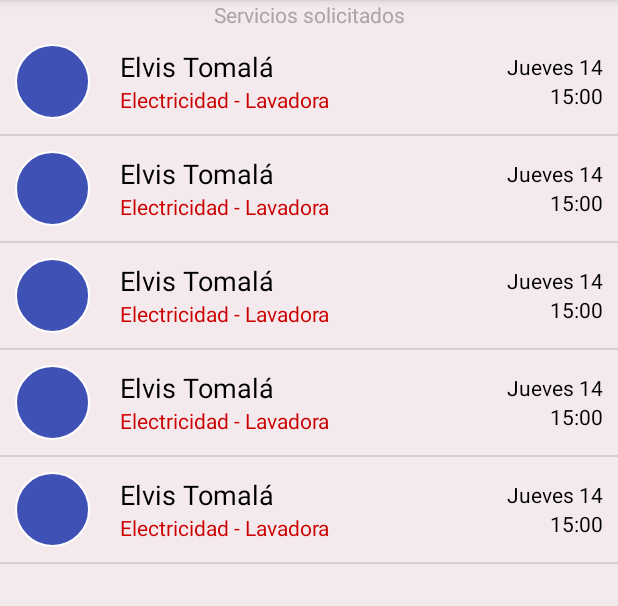
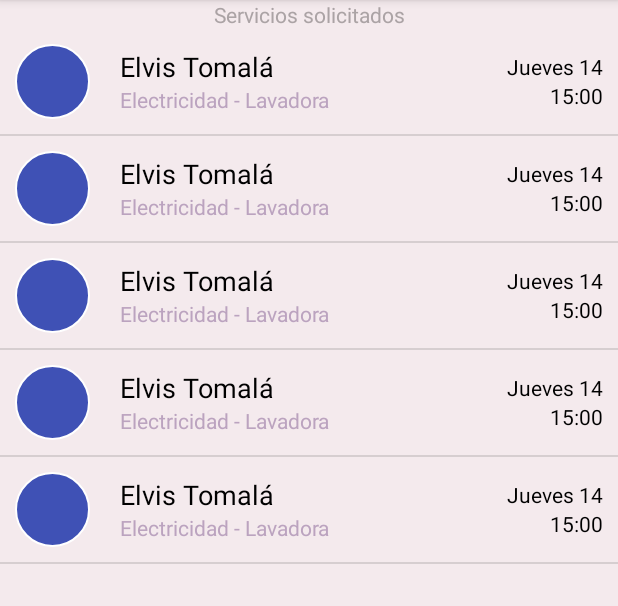
Before and after one commit to Cojedam82/easyfixec-easyfix_movilIOS, an Android app: the fragment AgendaFragment shown on its own in the app's theme, on a phone screen of 412 x 824 dp, the part 84-690 px from its top. Run offline under Robolectric (Android 15) with nearby library versions, the phone set to English and light mode, and no system bars.

Commit message:
agenda colores random

```diff
--- a/app/src/main/java/com/easyfixapp/easyfix/fragments/AgendaFragment.java
+++ b/app/src/main/java/com/easyfixapp/easyfix/fragments/AgendaFragment.java
@@ -2,6 +2,7 @@ package com.easyfixapp.easyfix.fragments;
 
 
 import android.content.Context;
+import android.graphics.Color;
 import android.os.Bundle;
 import android.support.annotation.LayoutRes;
 import android.support.annotation.NonNull;
@@ -21,6 +22,7 @@ import com.easyfixapp.easyfix.models.Servicio;
 
 import java.util.ArrayList;
 import java.util.List;
+import java.util.Random;
 
 /**
  * A simple {@link Fragment} subclass.
@@ -94,6 +96,10 @@ public class AgendaFragment extends Fragment {
             fecha.setText(servicio.getFecha());
             hora.setText(servicio.getHora());
 
+            Random rnd = new Random();
+            int color = Color.argb(255, rnd.nextInt(256), rnd.nextInt(256), rnd.nextInt(256));
+            categoria.setTextColor(color);
+
             return convertView;
         }
     }
```
